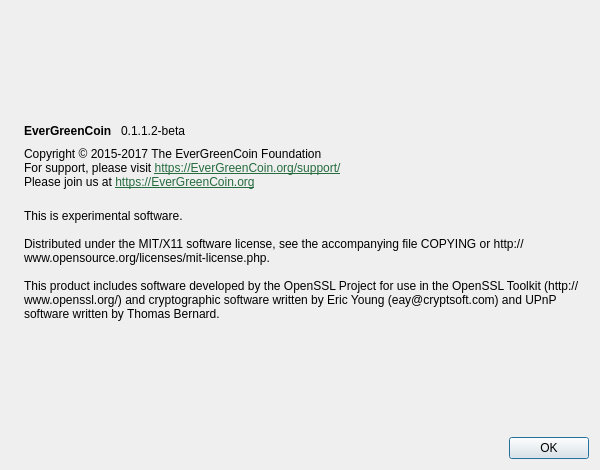
m1ari/EverGreenCoin, file src/qt/forms/aboutdialog.ui: the form before one commit.
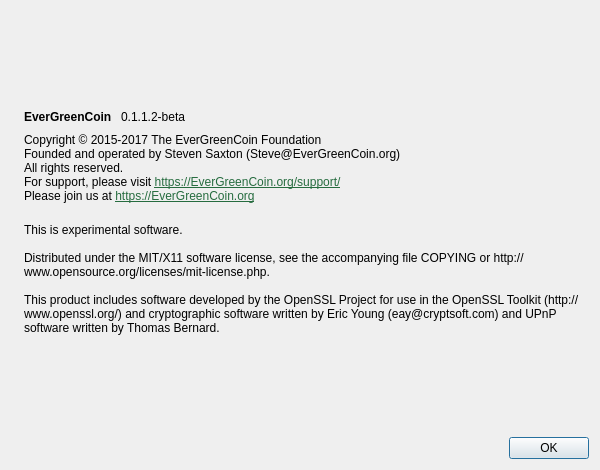
The form after the commit. Icons and pictures are not drawn.

Commit message: legal and copyright

```diff
--- a/src/qt/forms/aboutdialog.ui
+++ b/src/qt/forms/aboutdialog.ui
@@ -91,7 +91,7 @@
         <cursorShape>IBeamCursor</cursorShape>
        </property>
        <property name="text">
-        <string>&lt;html&gt;&lt;head/&gt;&lt;body&gt;&lt;p&gt;Copyright © 2015-2017 The EverGreenCoin Foundation&lt;br/&gt;For support, please visit &lt;a href=&quot;https://EverGreenCoin.org/support/&quot;&gt;&lt;span style=&quot; text-decoration: underline; color:#266c3f;&quot;&gt;https://EverGreenCoin.org/support/&lt;/span&gt;&lt;/a&gt;&lt;br/&gt;Please join us at &lt;a href=&quot;https://EverGreenCoin.org&quot;&gt;&lt;span style=&quot; text-decoration: underline; color:#266c3f;&quot;&gt;https://EverGreenCoin.org&lt;/span&gt;&lt;/a&gt;&lt;/p&gt;&lt;/body&gt;&lt;/html&gt;</string>
+        <string>&lt;html&gt;&lt;head/&gt;&lt;body&gt;&lt;p&gt;Copyright © 2015-2017 The EverGreenCoin Foundation&lt;br/&gt;Founded and operated by Steven Saxton (Steve@EverGreenCoin.org)&lt;br/&gt;All rights reserved.&lt;br/&gt;For support, please visit &lt;a href=&quot;https://EverGreenCoin.org/support/&quot;&gt;&lt;span style=&quot; text-decoration: underline; color:#266c3f;&quot;&gt;https://EverGreenCoin.org/support/&lt;/span&gt;&lt;/a&gt;&lt;br/&gt;Please join us at &lt;a href=&quot;https://EverGreenCoin.org&quot;&gt;&lt;span style=&quot; text-decoration: underline; color:#266c3f;&quot;&gt;https://EverGreenCoin.org&lt;/span&gt;&lt;/a&gt;&lt;/p&gt;&lt;/body&gt;&lt;/html&gt;</string>
        </property>
        <property name="textFormat">
         <enum>Qt::RichText</enum>
```
The commit also changes 65 other files.
